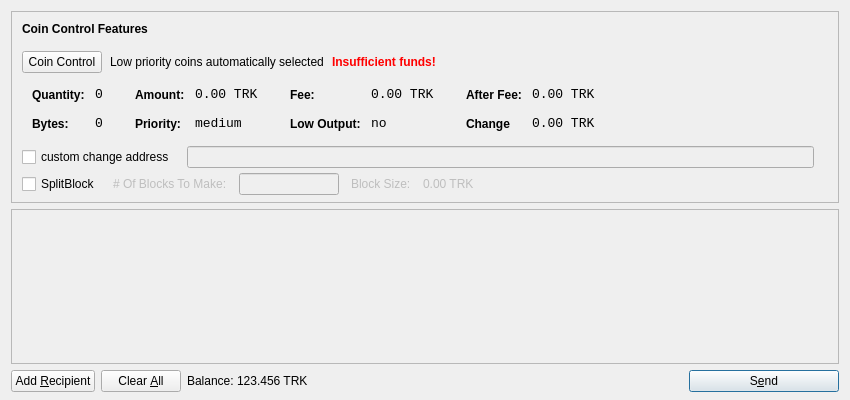
This is src/qt/forms/sendcoinsdialog.ui in truckit/Truckcoin as Qt 5 draws it before an edit. The edited form follows.
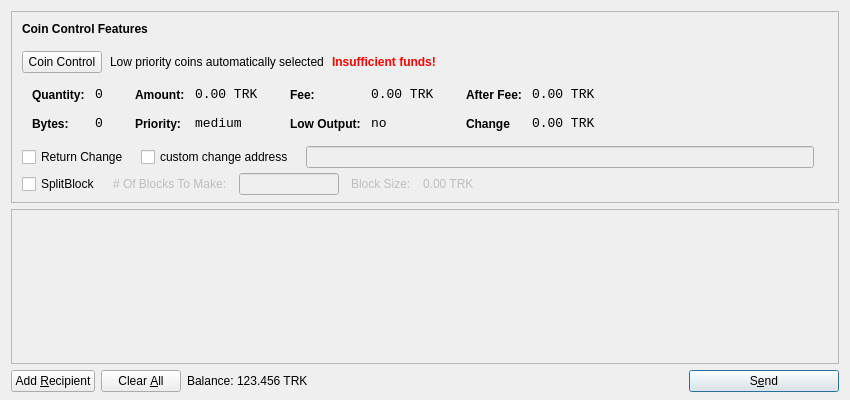
This is the edited form. Icons and pictures are not drawn.

Commit message: Coin control return change

```diff
--- a/src/qt/forms/sendcoinsdialog.ui
+++ b/src/qt/forms/sendcoinsdialog.ui
@@ -543,7 +543,7 @@
          </widget>
         </item>
         <item>
-         <layout class="QHBoxLayout" name="horizontalLayoutCoinControl4" stretch="0,0,0">
+         <layout class="QHBoxLayout" name="horizontalLayoutCoinControl4" stretch="0,0,0,0">
           <property name="spacing">
            <number>12</number>
           </property>
@@ -556,6 +556,13 @@
           <property name="rightMargin">
            <number>5</number>
           </property>
+          <item>
+		  <widget class="QCheckBox" name="returnChangeCheckBox">
+		  <property name="text">
+		  <string>Return Change</string>
+		  </property>
+		  </widget>
+          </item>
           <item>
            <widget class="QCheckBox" name="checkBoxCoinControlChange">
             <property name="text">
```
The commit also changes 4 other files.
